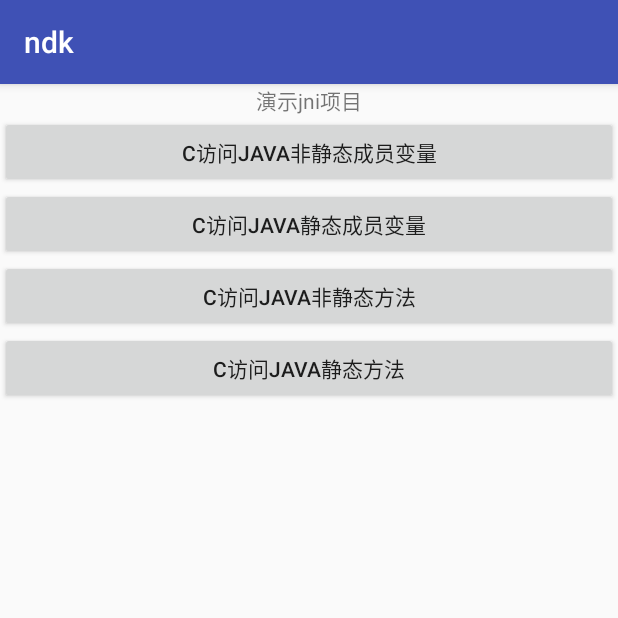
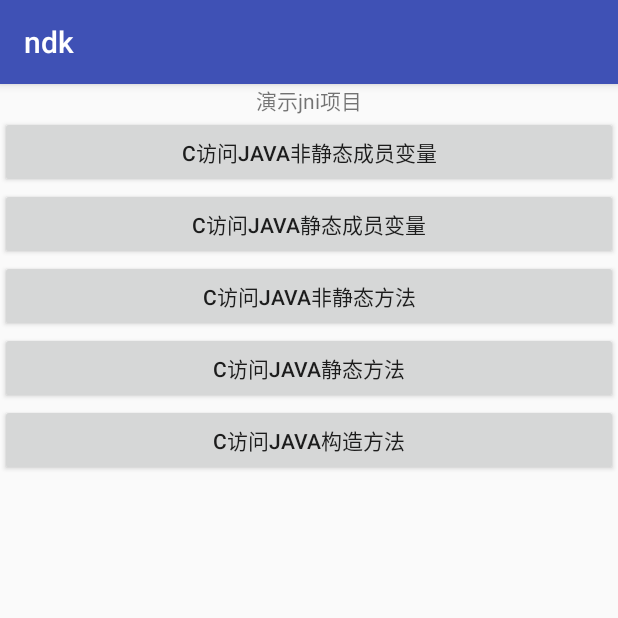
Before and after one commit to httpboy/ndk_jni_learning_demo, an Android app: the screen it shows after launch (MainActivityJni), on a phone screen of 412 x 824 dp, the top half of it. Run offline under Robolectric (Android 15) with nearby library versions, the phone set to English and light mode, and no system bars.

Commit message:
2018年1月17日14:57:59

```diff
--- a/ndk/app/src/main/java/com/example/administrator/ndk/MainActivityJni.java
+++ b/ndk/app/src/main/java/com/example/administrator/ndk/MainActivityJni.java
@@ -8,6 +8,8 @@ import android.widget.TextView;
 
 import com.ndk.use.NdkJni;
 
+import java.util.concurrent.TimeUnit;
+
 public class MainActivityJni extends AppCompatActivity implements View.OnClickListener {
 
     private Button mBtnJni03;
@@ -15,6 +17,7 @@ public class MainActivityJni extends AppCompatActivity implements View.OnClickLi
     private Button mBtnJni03_btn_jni_03_set_static_value;
     private Button mBtnJni03_btn_jni_03_set_no_static_method;
     private Button mBtnJni03_btn_jni_03_set_static_method;
+    private Button mBtnJni03_btn_jni_03_set_ConstructorP_method;
 
     @Override
     protected void onCreate(Bundle savedInstanceState) {
@@ -33,10 +36,13 @@ public class MainActivityJni extends AppCompatActivity implements View.OnClickLi
         mBtnJni03_btn_jni_03_set_static_value = (Button) findViewById(R.id.btn_jni_03_set_static_value);
         mBtnJni03_btn_jni_03_set_no_static_method = (Button) findViewById(R.id.btn_jni_03_set_no_static_method);
         mBtnJni03_btn_jni_03_set_static_method = (Button) findViewById(R.id.btn_jni_03_set_static_method);
+        mBtnJni03_btn_jni_03_set_ConstructorP_method = (Button) findViewById(R.id.btn_jni_03_set_ConstructorP_method);
+
         mBtnJni03.setOnClickListener(this);
         mBtnJni03_btn_jni_03_set_static_value.setOnClickListener(this);
         mBtnJni03_btn_jni_03_set_no_static_method.setOnClickListener(this);
         mBtnJni03_btn_jni_03_set_static_method.setOnClickListener(this);
+        mBtnJni03_btn_jni_03_set_ConstructorP_method.setOnClickListener(this);
     }
 
     private void testNdkJni() {
@@ -74,6 +80,14 @@ public class MainActivityJni extends AppCompatActivity implements View.OnClickLi
                 mTvShow.setText("StaticKeyValue修改前=陈博易，修改后=" + NdkJni.staticMethod);
             }
             break;
+            case R.id.btn_jni_03_set_ConstructorP_method://c访问java非静态方法
+            {
+                NdkJni ndkJni = new NdkJni();
+                int i = ndkJni.ndkJni03CallConstructorMethod();
+                mTvShow.setText("面积=" + i);
+
+            }
+            break;
             default:
                 break;
         }
--- a/ndk/app/src/main/java/com/ndk/use/NdkJni.java
+++ b/ndk/app/src/main/java/com/ndk/use/NdkJni.java
@@ -6,8 +6,8 @@ package com.ndk.use;
  * description:
  */
 public class NdkJni {
+
     public int noStaticKeyValue = 0;
-
     public static String staticKeyValue = "陈博易";
 
     private String method = "暂时没被访问";
@@ -43,4 +43,6 @@ public class NdkJni {
 
     public native String ndkJni03SetStaticMethod();
 
+    public native int ndkJni03CallConstructorMethod();
+
 }
--- a/ndk/app/src/main/res/layout/activity_main_jni.xml
+++ b/ndk/app/src/main/res/layout/activity_main_jni.xml
@@ -38,4 +38,10 @@
         android:layout_height="wrap_content"
         android:text="c访问java静态方法" />
 
+    <Button
+        android:id="@+id/btn_jni_03_set_ConstructorP_method"
+        android:layout_width="match_parent"
+        android:layout_height="wrap_content"
+        android:text="c访问java构造方法" />
+
 </LinearLayout>
```
Also changed, not shown: ndk/app/src/main/java/com/example/administrator/ndk/MyClass.java (added, +25 -0 lines), 1 other file.
